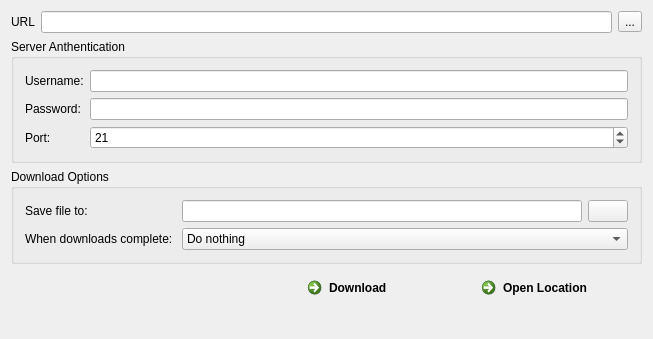
qtuancr261/DownloadManagerByQt, file downloadmanagerwidget.ui: the form before one commit.
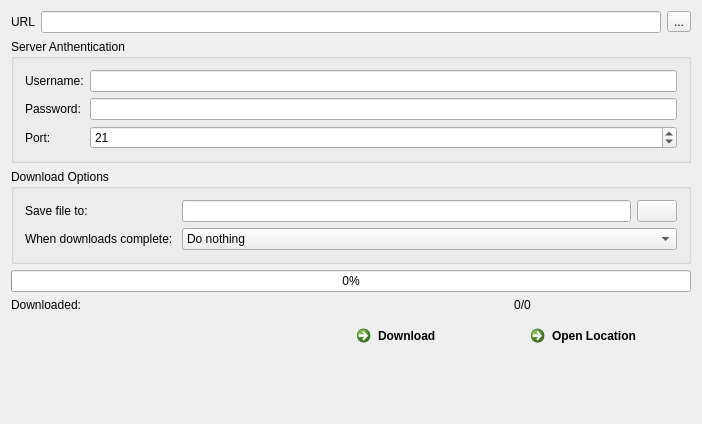
The form after the commit. Icons and pictures are not drawn.

Commit message: Update DownloadManagerWidget UI 	 - Add new progress bar to show the percentage of bytes received 	 - Add new label to show the bytes received/ bytes total

```diff
--- a/downloadmanagerwidget.ui
+++ b/downloadmanagerwidget.ui
@@ -6,15 +6,17 @@
    <rect>
     <x>0</x>
     <y>0</y>
-    <width>653</width>
-    <height>339</height>
+    <width>702</width>
+    <height>424</height>
    </rect>
   </property>
   <property name="windowTitle">
    <string>DownloadManagerWidget</string>
   </property>
-  <layout class="QGridLayout" name="gridLayout_2">
-   <item row="0" column="0">
+  <layout class="QVBoxLayout" name="verticalLayout">
+   <item>
+    <layout class="QHBoxLayout" name="horizontalLayout_4">
+     <item>
     <layout class="QHBoxLayout" name="horizontalLayout">
      <item>
       <widget class="QLabel" name="labelURL">
@@ -28,7 +30,7 @@
      </item>
     </layout>
    </item>
-   <item row="0" column="1">
+     <item>
     <widget class="QToolButton" name="buttonAuthenticationServer">
      <property name="text">
       <string>...</string>
@@ -45,7 +47,9 @@
      </property>
     </widget>
    </item>
-   <item row="1" column="0" colspan="2">
+    </layout>
+   </item>
+   <item>
     <widget class="QGroupBox" name="groupBoxAuthenticationServer">
      <property name="title">
       <string>Server Anthentication</string>
@@ -98,7 +102,7 @@
      </layout>
     </widget>
    </item>
-   <item row="2" column="0" colspan="2">
+   <item>
     <widget class="QGroupBox" name="groupBox">
      <property name="title">
       <string>Download Options</string>
@@ -165,7 +169,38 @@
      </layout>
     </widget>
    </item>
-   <item row="3" column="0" colspan="2">
+   <item>
+    <widget class="QProgressBar" name="progressBarDowloadedSize">
+     <property name="maximum">
+      <number>2048</number>
+     </property>
+     <property name="value">
+      <number>0</number>
+     </property>
+    </widget>
+   </item>
+   <item>
+    <layout class="QHBoxLayout" name="horizontalLayout_3">
+     <item>
+      <widget class="QLabel" name="label_6">
+       <property name="text">
+        <string>Downloaded: </string>
+       </property>
+      </widget>
+     </item>
+     <item>
+      <widget class="QLabel" name="labelDownloadedSize">
+       <property name="text">
+        <string>0/0</string>
+       </property>
+       <property name="alignment">
+        <set>Qt::AlignCenter</set>
+       </property>
+      </widget>
+     </item>
+    </layout>
+   </item>
+   <item>
     <layout class="QHBoxLayout" name="horizontalLayout_2">
      <item>
       <spacer name="horizontalSpacer">
@@ -196,6 +231,19 @@
      </item>
     </layout>
    </item>
+   <item>
+    <spacer name="verticalSpacer">
+     <property name="orientation">
+      <enum>Qt::Vertical</enum>
+     </property>
+     <property name="sizeHint" stdset="0">
+      <size>
+       <width>20</width>
+       <height>4</height>
+      </size>
+     </property>
+    </spacer>
+   </item>
   </layout>
  </widget>
  <layoutdefault spacing="6" margin="11"/>
```
Lines whose indentation alone changed are shown as unchanged.
